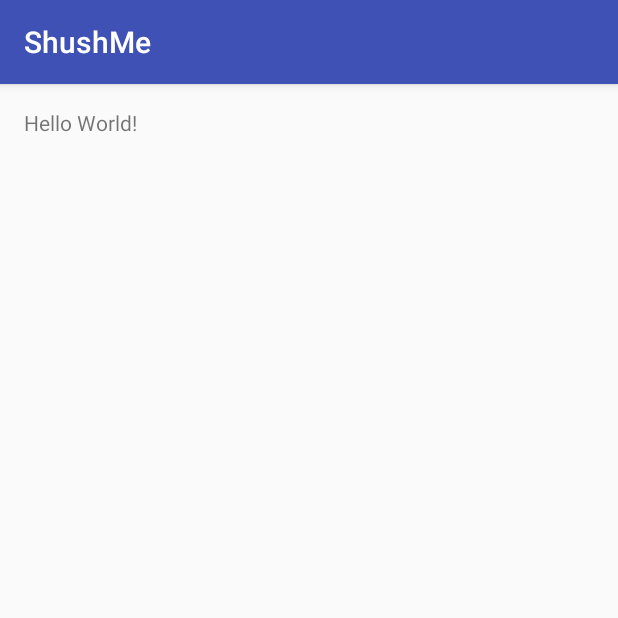
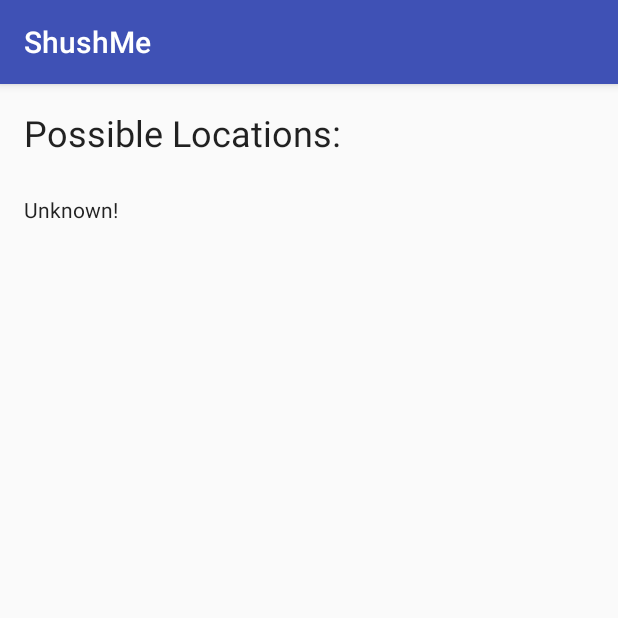
Before and after one commit to asamaka/ShushMe, an Android app: the screen it shows after launch (MainActivity), on a phone screen of 412 x 824 dp, the top half of it. Run offline under Robolectric (Android 15) with nearby library versions, the phone set to English and light mode, and no system bars; 4 statements that could not run were skipped.

Commit message:
Fixed random bugs, changed UI to display list of locations

```diff
--- a/app/src/main/java/com/example/android/shushme/MainActivity.java
+++ b/app/src/main/java/com/example/android/shushme/MainActivity.java
@@ -1,16 +1,15 @@
 package com.example.android.shushme;
 
 import android.content.pm.PackageManager;
-import android.location.Location;
 import android.location.LocationListener;
 import android.location.LocationManager;
-import android.os.AsyncTask;
 import android.support.annotation.NonNull;
 import android.support.annotation.Nullable;
 import android.support.v4.app.ActivityCompat;
 import android.support.v7.app.AppCompatActivity;
 import android.os.Bundle;
 import android.util.Log;
+import android.widget.TextView;
 
 import com.google.android.gms.common.ConnectionResult;
 import com.google.android.gms.common.api.GoogleApiClient;
@@ -29,6 +28,7 @@ public class MainActivity extends AppCompatActivity
     private static final int PERMISSIONS_REQUEST_FINE_LOCATION = 111;
     private GoogleApiClient mGoogleApiClient;
     private LocationManager mLocationManager;
+    private TextView mTopPlaceTextView;
     public static final String TAG = MainActivity.class.getSimpleName();
 
     @Override
@@ -36,14 +36,17 @@ public class MainActivity extends AppCompatActivity
         super.onCreate(savedInstanceState);
         setContentView(R.layout.activity_main);
 
+        mTopPlaceTextView = (TextView) findViewById(R.id.topPlaceTxt);
+
         mGoogleApiClient = new GoogleApiClient
                 .Builder(this)
                 .addApi(Places.PLACE_DETECTION_API)
                 .addApi(Places.GEO_DATA_API)
                 .addConnectionCallbacks(this)
                 .addOnConnectionFailedListener(this)
-                .enableAutoManage(this, this)
                 .build();
+
+        mGoogleApiClient.connect();
 
         mLocationManager = (LocationManager)
                 getSystemService(this.LOCATION_SERVICE);
@@ -71,11 +74,15 @@ public class MainActivity extends AppCompatActivity
             PendingResult<PlaceLikelihoodBuffer> result = Places.PlaceDetectionApi
                     .getCurrentPlace(mGoogleApiClient, null);
             Log.i(TAG, "Waiting for current place ... ");
+            mTopPlaceTextView.setText( getString(R.string.unknownLocation));
             result.setResultCallback(new ResultCallback<PlaceLikelihoodBuffer>() {
                 @Override
                 public void onResult(PlaceLikelihoodBuffer likelyPlaces) {
                     Log.i(TAG, String.format("Result status %s", likelyPlaces.getStatus().getStatusCode()));
+                    if(likelyPlaces.getStatus().getStatusCode()==0)
+                        mTopPlaceTextView.setText("");
                     for (PlaceLikelihood placeLikelihood : likelyPlaces) {
+                        mTopPlaceTextView.setText(mTopPlaceTextView.getText()+"\n"+placeLikelihood.getPlace().getName());
                         Log.i(TAG, String.format("Place '%s' has likelihood: %g",
                                 placeLikelihood.getPlace().getName(),
                                 placeLikelihood.getLikelihood()));
--- a/app/src/main/res/layout/activity_main.xml
+++ b/app/src/main/res/layout/activity_main.xml
@@ -13,5 +13,22 @@
     <TextView
         android:layout_width="wrap_content"
         android:layout_height="wrap_content"
-        android:text="Hello World!" />
+        android:text="Possible Locations:"
+        android:layout_alignParentTop="true"
+        android:layout_alignParentLeft="true"
+        android:layout_alignParentStart="true"
+        android:textAppearance="@style/TextAppearance.AppCompat.Headline"
+        android:id="@+id/textView" />
+
+    <TextView
+        android:text="@string/unknownLocation"
+        android:layout_width="wrap_content"
+        android:layout_height="wrap_content"
+        android:layout_below="@+id/textView"
+        android:layout_alignParentLeft="true"
+        android:layout_alignParentStart="true"
+        android:layout_marginTop="25dp"
+        android:textAppearance="@style/TextAppearance.AppCompat.Body1"
+        android:id="@+id/topPlaceTxt" />
+
 </RelativeLayout>
--- a/app/src/main/res/values/strings.xml
+++ b/app/src/main/res/values/strings.xml
@@ -1,3 +1,4 @@
 <resources>
     <string name="app_name">ShushMe</string>
+    <string name="unknownLocation">Unknown!</string>
 </resources>
```
Also changed, not shown: 1 other file.
